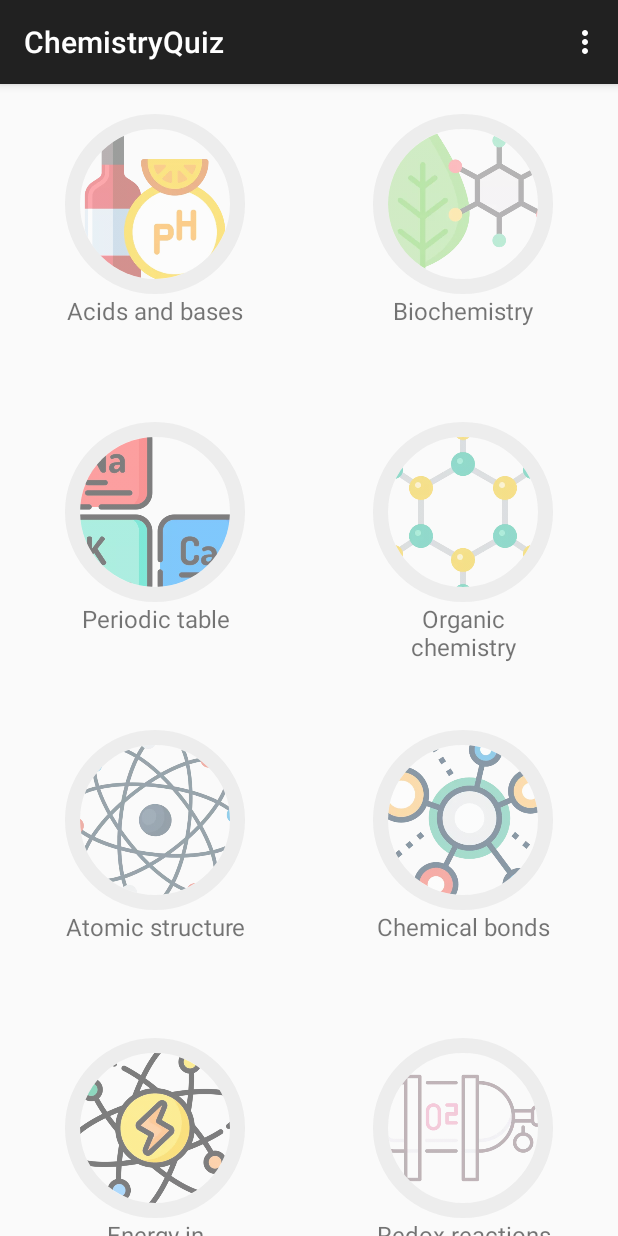
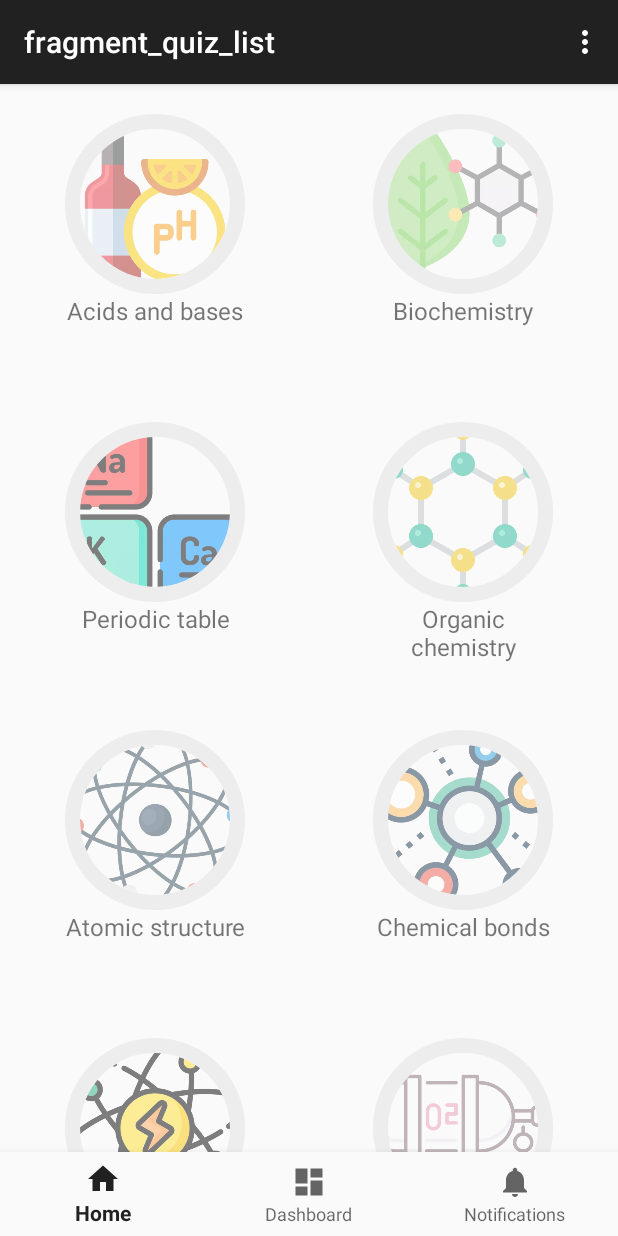
Before and after one commit to liudmila-budanitskaya-code/FunChemistry, an Android app: the screen it shows after launch once a user with an empty profile is signed in (MainActivity), on a phone screen of 412 x 824 dp. Run offline under Robolectric (Android 15) with nearby library versions, the phone set to English and light mode, and no system bars; our stand-ins replace CircleImageView, Firebase (no records; nobody signed in at launch, a user with empty details on screens opened directly), data binding, navigation-ui; libraries missing offline, so code that uses them is left out: com.firebase.ui; Roboto replaces fonts that are not available here; 1 statement that could not run was skipped.

Commit message:
bottom navigation working properly

```diff
--- a/app/src/main/java/site/budanitskaya/chemistryquiz/fine/GameOverFragment.kt
+++ b/app/src/main/java/site/budanitskaya/chemistryquiz/fine/GameOverFragment.kt
@@ -11,6 +11,7 @@ import androidx.navigation.fragment.findNavController
 import com.github.mikephil.charting.data.BarData
 import com.github.mikephil.charting.data.BarDataSet
 import com.github.mikephil.charting.data.BarEntry
+import com.google.android.material.bottomnavigation.BottomNavigationView
 import site.budanitskaya.chemistryquiz.fine.databinding.FragmentGameOverBinding
 
 class GameOverFragment : Fragment() {
@@ -28,6 +29,9 @@ class GameOverFragment : Fragment() {
             inflater, R.layout.fragment_game_over, container, false
         )
         args = GameOverFragmentArgs.fromBundle(requireArguments())
+        /*if(activity != null && activity is MainActivity)
+            (activity as MainActivity).findViewById<BottomNavigationView>(R.id.nav_view).visibility = View.GONE
+*/
         setBarChart(args.spentTimes.toList(), args.areCorrect.toList())
         return binding.root
     }
--- a/app/src/main/java/site/budanitskaya/chemistryquiz/fine/MainActivity.kt
+++ b/app/src/main/java/site/budanitskaya/chemistryquiz/fine/MainActivity.kt
@@ -3,23 +3,58 @@ package site.budanitskaya.chemistryquiz.fine
 import android.content.Intent
 import androidx.appcompat.app.AppCompatActivity
 import android.os.Bundle
+import android.util.Log
 import android.view.Menu
 import android.view.MenuItem
 import android.view.View
+import android.view.ViewGroup
 import android.widget.Toast
+import androidx.databinding.DataBindingUtil
+import androidx.navigation.findNavController
+import androidx.navigation.ui.AppBarConfiguration
+import androidx.navigation.ui.setupActionBarWithNavController
+import androidx.navigation.ui.setupWithNavController
 import androidx.preference.PreferenceManager
 import com.firebase.ui.auth.AuthUI
+import com.google.android.material.bottomnavigation.BottomNavigationView
 import com.google.firebase.auth.FirebaseAuth
+import site.budanitskaya.chemistryquiz.fine.databinding.ActivityMainBinding
 
 class MainActivity : AppCompatActivity() {
 
+
     val auth = FirebaseAuth.getInstance().currentUser
+
+    private lateinit var navView: BottomNavigationView
 
     override fun onCreate(savedInstanceState: Bundle?) {
         actionBar?.show()
         super.onCreate(savedInstanceState)
         setContentView(R.layout.activity_main)
+        navView = findViewById(R.id.nav_view)
+        navView.itemRippleColor = getColorStateList(R.color.colorPrimary)
 
+        val navController = findNavController(R.id.nav_host_fragment_activity_main)
+        // Passing each menu ID as a set of Ids because each
+        // menu should be considered as top level destinations.
+        val appBarConfiguration = AppBarConfiguration(
+            setOf(
+                R.id.quizListFragment, R.id.navigation_dashboard, R.id.navigation_notifications
+            )
+        )
+        setupActionBarWithNavController(navController, appBarConfiguration)
+
+        navController.addOnDestinationChangedListener{_, destination, _ ->
+            when (destination.id) {
+                R.id.quizListFragment  -> navView.visibility = View.VISIBLE
+                R.id.navigation_dashboard  -> navView.visibility = View.VISIBLE
+                R.id.navigation_notifications  -> navView.visibility = View.VISIBLE
+                R.id.questionFragment -> navView.visibility = View.GONE
+                R.id.gameOverFragment -> navView.visibility = View.GONE
+                else -> navView.visibility = View.VISIBLE
+            }
+        }
+        navView.setupWithNavController(navController)
     }
 
     override fun onCreateOptionsMenu(menu: Menu): Boolean {
--- a/app/src/main/java/site/budanitskaya/chemistryquiz/fine/QuizListFragment.kt
+++ b/app/src/main/java/site/budanitskaya/chemistryquiz/fine/QuizListFragment.kt
@@ -1,17 +1,17 @@
 package site.budanitskaya.chemistryquiz.fine
 
+import android.content.Context
+import android.content.Intent
 import android.os.Bundle
-import androidx.fragment.app.Fragment
 import android.view.LayoutInflater
 import android.view.View
 import android.view.ViewGroup
-import android.widget.Toast
+import androidx.fragment.app.Fragment
 import androidx.navigation.fragment.findNavController
 import androidx.recyclerview.widget.GridLayoutManager
 import androidx.recyclerview.widget.RecyclerView
-import site.budanitskaya.chemistryquiz.fine.questionscreen.QuestionFragment
 import site.budanitskaya.chemistryquiz.fine.topics.topics
-import java.lang.Exception
+
 
 class QuizListFragment : Fragment() {
 
@@ -21,7 +21,11 @@ class QuizListFragment : Fragment() {
         QuizListAdapter(topics) {
             /*findNavController().navigate(QuizListFragmentDirections.actionQuizListFragmentToQuestionFragment())*/
             /*Toast.makeText(requireContext(), "$it", Toast.LENGTH_LONG).show()*/
-            findNavController().navigate(QuizListFragmentDirections.actionQuizListFragmentToQuestionFragment(it))
+            findNavController().navigate(
+                QuizListFragmentDirections.actionQuizListFragmentToQuestionFragment(
+                    it
+                )
+            )
         }
     }
 
@@ -52,6 +56,15 @@ class QuizListFragment : Fragment() {
         }*/
         /*circleRecycler.addItemDecoration(SpacesItemDecoration(230))*/
         adapter.notifyDataSetChanged()
+
+        /*activity?.startActivity(Intent(requireContext(), MainActivity::class.java))*/
+
         return view
     }
+
+    override fun onAttach(context: Context) {
+        super.onAttach(context)
+    }
+
+
 }
--- /dev/null
+++ b/app/src/main/java/site/budanitskaya/chemistryquiz/fine/dashboard/DashboardFragment.kt
@@ -0,0 +1,19 @@
+package site.budanitskaya.chemistryquiz.fine.dashboard
+
+import android.os.Bundle
+import androidx.fragment.app.Fragment
+import android.view.LayoutInflater
+import android.view.View
+import android.view.ViewGroup
+import site.budanitskaya.chemistryquiz.fine.R
+
+class DashboardFragment : Fragment() {
+
+    override fun onCreateView(
+        inflater: LayoutInflater, container: ViewGroup?,
+        savedInstanceState: Bundle?
+    ): View? {
+        // Inflate the layout for this fragment
+        return inflater.inflate(R.layout.fragment_dashboard, container, false)
+    }
+}
--- /dev/null
+++ b/app/src/main/java/site/budanitskaya/chemistryquiz/fine/notifications/NotificationsFragment.kt
@@ -0,0 +1,22 @@
+package site.budanitskaya.chemistryquiz.fine.notifications
+
+import android.os.Bundle
+import androidx.fragment.app.Fragment
+import android.view.LayoutInflater
+import android.view.View
+import android.view.ViewGroup
+import site.budanitskaya.chemistryquiz.fine.R
+
+
+class NotificationsFragment : Fragment() {
+
+
+    override fun onCreateView(
+        inflater: LayoutInflater, container: ViewGroup?,
+        savedInstanceState: Bundle?
+    ): View? {
+        // Inflate the layout for this fragment
+        return inflater.inflate(R.layout.fragment_notifications, container, false)
+    }
+
+}
--- a/app/src/main/java/site/budanitskaya/chemistryquiz/fine/questionscreen/QuestionFragment.kt
+++ b/app/src/main/java/site/budanitskaya/chemistryquiz/fine/questionscreen/QuestionFragment.kt
@@ -16,6 +16,8 @@ import androidx.databinding.DataBindingUtil
 import androidx.fragment.app.Fragment
 import androidx.lifecycle.ViewModelProvider
 import androidx.navigation.fragment.findNavController
+import com.google.android.material.bottomnavigation.BottomNavigationView
+import site.budanitskaya.chemistryquiz.fine.MainActivity
 import site.budanitskaya.chemistryquiz.fine.R
 import site.budanitskaya.chemistryquiz.fine.databinding.FragmentQuestionBinding
 
@@ -54,6 +56,8 @@ class QuestionFragment : Fragment(), INavigate {
         binding.game = this
 
         binding.viewModel = viewModel
+        if(activity != null && activity is MainActivity)
+            (activity as MainActivity).findViewById<BottomNavigationView>(R.id.nav_view).visibility = View.GONE
 
         viewModel.shuffleQuestions()
         Timer(this).start()
@@ -71,6 +75,7 @@ class QuestionFragment : Fragment(), INavigate {
 
         Log.d("12345678", "onCreateView: ${viewModel.getRandomQuestionByTopic(args.topic.name)}")
         viewModel.getRandomQuestionByTopic(args.topic.name)
+
 
         binding.questionText.text = args.topic.name
 
--- /dev/null
+++ b/app/src/main/res/drawable/ic_dashboard_black_24dp.xml
@@ -0,0 +1,9 @@
+<vector xmlns:android="http://schemas.android.com/apk/res/android"
+    android:width="24dp"
+    android:height="24dp"
+    android:viewportWidth="24.0"
+    android:viewportHeight="24.0">
+    <path
+        android:fillColor="#FF000000"
+        android:pathData="M3,13h8L11,3L3,3v10zM3,21h8v-6L3,15v6zM13,21h8L21,11h-8v10zM13,3v6h8L21,3h-8z" />
+</vector>
--- /dev/null
+++ b/app/src/main/res/drawable/ic_home_black_24dp.xml
@@ -0,0 +1,9 @@
+<vector xmlns:android="http://schemas.android.com/apk/res/android"
+    android:width="24dp"
+    android:height="24dp"
+    android:viewportWidth="24.0"
+    android:viewportHeight="24.0">
+    <path
+        android:fillColor="#FF000000"
+        android:pathData="M10,20v-6h4v6h5v-8h3L12,3 2,12h3v8z" />
+</vector>
--- /dev/null
+++ b/app/src/main/res/drawable/ic_notifications_black_24dp.xml
@@ -0,0 +1,9 @@
+<vector xmlns:android="http://schemas.android.com/apk/res/android"
+    android:width="24dp"
+    android:height="24dp"
+    android:viewportWidth="24.0"
+    android:viewportHeight="24.0">
+    <path
+        android:fillColor="#FF000000"
+        android:pathData="M12,22c1.1,0 2,-0.9 2,-2h-4c0,1.1 0.89,2 2,2zM18,16v-5c0,-3.07 -1.64,-5.64 -4.5,-6.32L13.5,4c0,-0.83 -0.67,-1.5 -1.5,-1.5s-1.5,0.67 -1.5,1.5v0.68C7.63,5.36 6,7.92 6,11v5l-2,2v1h16v-1l-2,-2z" />
+</vector>
--- a/app/src/main/res/layout/activity_main.xml
+++ b/app/src/main/res/layout/activity_main.xml
@@ -1,10 +1,44 @@
 <?xml version="1.0" encoding="utf-8"?>
-<androidx.fragment.app.FragmentContainerView
-    xmlns:android="http://schemas.android.com/apk/res/android"
-    xmlns:app="http://schemas.android.com/apk/res-auto"
-    android:layout_width="match_parent"
-    android:name="androidx.navigation.fragment.NavHostFragment"
-    app:defaultNavHost="true"
-    android:id="@+id/container"
-    app:navGraph="@navigation/nav_graph"
-    android:layout_height="match_parent" />
+<layout xmlns:android="http://schemas.android.com/apk/res/android"
+    xmlns:app="http://schemas.android.com/apk/res-auto">
+
+    <data>
+
+    </data>
+
+    <androidx.constraintlayout.widget.ConstraintLayout
+        android:id="@+id/container"
+        android:layout_width="match_parent"
+        android:layout_height="match_parent">
+
+        <com.google.android.material.bottomnavigation.BottomNavigationView
+            android:id="@+id/nav_view"
+            android:layout_width="0dp"
+            android:layout_height="wrap_content"
+            android:layout_marginStart="0dp"
+            android:layout_marginEnd="0dp"
+            android:background="?android:attr/windowBackground"
+            app:layout_constraintBottom_toBottomOf="parent"
+            app:layout_constraintLeft_toLeftOf="parent"
+            app:layout_constraintRight_toRightOf="parent"
+            app:menu="@menu/bottom_nav_menu" />
+
+        <fragment
+            android:id="@+id/nav_host_fragment_activity_main"
+            android:name="androidx.navigation.fragment.NavHostFragment"
+            android:layout_width="match_parent"
+            android:layout_height="match_parent"
+            app:defaultNavHost="true"
+            android:layout_marginTop="0dp"
+            android:layout_marginBottom="30dp"
+            app:layout_constraintBottom_toTopOf="@id/nav_view"
+            app:layout_constraintLeft_toLeftOf="parent"
+            app:layout_constraintRight_toRightOf="parent"
+            app:layout_constraintTop_toTopOf="parent"
+            app:navGraph="@navigation/nav_graph">
+
+
+        </fragment>
+
+    </androidx.constraintlayout.widget.ConstraintLayout>
+</layout>
--- /dev/null
+++ b/app/src/main/res/layout/fragment_dashboard.xml
@@ -0,0 +1,14 @@
+<?xml version="1.0" encoding="utf-8"?>
+<FrameLayout xmlns:android="http://schemas.android.com/apk/res/android"
+    xmlns:tools="http://schemas.android.com/tools"
+    android:layout_width="match_parent"
+    android:layout_height="match_parent"
+    tools:context=".dashboard.DashboardFragment">
+
+    <!-- TODO: Update blank fragment layout -->
+    <TextView
+        android:layout_width="match_parent"
+        android:layout_height="match_parent"
+        android:text="@string/hello_blank_fragment" />
+
+</FrameLayout>
--- /dev/null
+++ b/app/src/main/res/layout/fragment_notifications.xml
@@ -0,0 +1,14 @@
+<?xml version="1.0" encoding="utf-8"?>
+<FrameLayout xmlns:android="http://schemas.android.com/apk/res/android"
+    xmlns:tools="http://schemas.android.com/tools"
+    android:layout_width="match_parent"
+    android:layout_height="match_parent"
+    tools:context=".notifications.NotificationsFragment">
+
+    <!-- TODO: Update blank fragment layout -->
+    <TextView
+        android:layout_width="match_parent"
+        android:layout_height="match_parent"
+        android:text="@string/hello_blank_fragment" />
+
+</FrameLayout>
--- a/app/src/main/res/layout/fragment_question.xml
+++ b/app/src/main/res/layout/fragment_question.xml
@@ -17,6 +17,7 @@
         android:id="@+id/db1_root"
         android:layout_width="match_parent"
         android:layout_height="match_parent"
+        android:layout_marginBottom="0dp"
         android:orientation="vertical">
 
         <LinearLayout
--- /dev/null
+++ b/app/src/main/res/menu/bottom_nav_menu.xml
@@ -0,0 +1,19 @@
+<?xml version="1.0" encoding="utf-8"?>
+<menu xmlns:android="http://schemas.android.com/apk/res/android">
+
+    <item
+        android:id="@+id/quizListFragment"
+        android:icon="@drawable/ic_home_black_24dp"
+        android:title="@string/title_home" />
+
+    <item
+        android:id="@+id/navigation_dashboard"
+        android:icon="@drawable/ic_dashboard_black_24dp"
+        android:title="@string/title_dashboard" />
+
+    <item
+        android:id="@+id/navigation_notifications"
+        android:icon="@drawable/ic_notifications_black_24dp"
+        android:title="@string/title_notifications" />
+
+</menu>
--- a/app/src/main/res/navigation/nav_graph.xml
+++ b/app/src/main/res/navigation/nav_graph.xml
@@ -14,6 +14,7 @@
             android:id="@+id/action_quizListFragment_to_questionFragment"
             app:destination="@id/questionFragment" />
     </fragment>
+
     <fragment
         android:id="@+id/questionFragment"
         android:name="site.budanitskaya.chemistryquiz.fine.questionscreen.QuestionFragment"
@@ -44,4 +45,18 @@
             android:name="areCorrect"
             app:argType="boolean[]" />
     </fragment>
+
+
+    <fragment
+        android:id="@+id/navigation_notifications"
+        android:name="site.budanitskaya.chemistryquiz.fine.notifications.NotificationsFragment"
+        android:label="@string/title_notifications"
+        tools:layout="@layout/fragment_notifications" />
+
+    <fragment
+        android:id="@+id/navigation_dashboard"
+        android:name="site.budanitskaya.chemistryquiz.fine.dashboard.DashboardFragment"
+        android:label="@string/title_dashboard"
+        tools:layout="@layout/fragment_dashboard" />
+
 </navigation>
--- a/app/src/main/res/values/strings.xml
+++ b/app/src/main/res/values/strings.xml
@@ -20,6 +20,10 @@
     <string name="attachment_summary_off">Only download attachments when manually requested</string>
     <string name="game_over">Game Over!</string>
     <string name="q1_text">Which of these is a weak acid?</string>
+    <string name="title_home">Home</string>
+    <string name="title_dashboard">Dashboard</string>
+    <string name="title_notifications">Notifications</string>
+    <!-- TODO: Remove or change this placeholder text -->
 
 
 </resources>
```
